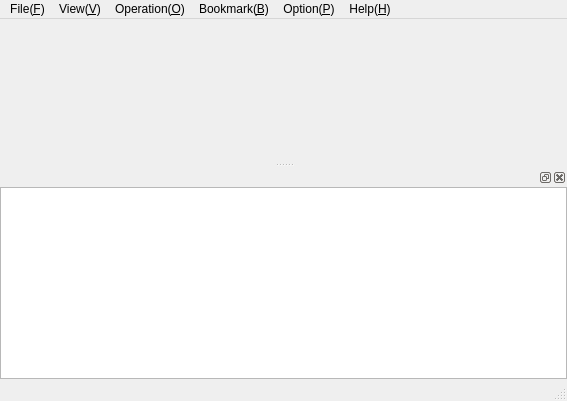
haraki/farman, file mainwindow.ui: the form before one commit.
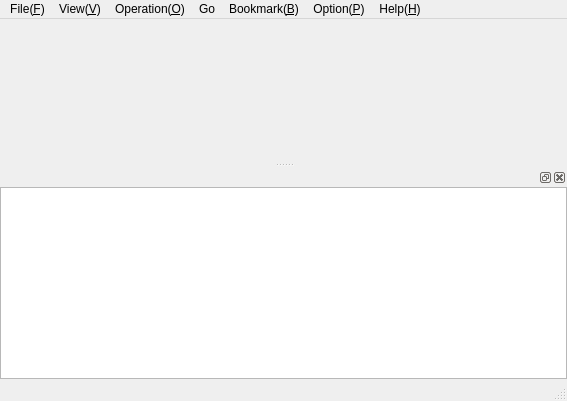
The form after the commit.

Commit message: added "Go" to menu, and renamed from "Select folder" to "Go to folder".

Diff of the .ui file:
```diff
--- a/mainwindow.ui
+++ b/mainwindow.ui
@@ -134,9 +134,16 @@
     <addaction name="actionSelectStorageBookmark"/>
     <addaction name="actionBookmarkManager"/>
    </widget>
+   <widget class="QMenu" name="menuGo">
+    <property name="title">
+     <string>Go</string>
+    </property>
+    <addaction name="actionGoToFolder"/>
+   </widget>
    <addaction name="menuFile"/>
    <addaction name="menuView"/>
    <addaction name="menuOperation"/>
+   <addaction name="menuGo"/>
    <addaction name="menuBookmark"/>
    <addaction name="menuOption"/>
    <addaction name="menuHelp"/>
```
Left out of the diff: 8 changed lines with no effect on the pictures. The commit also changes 5 other files.
